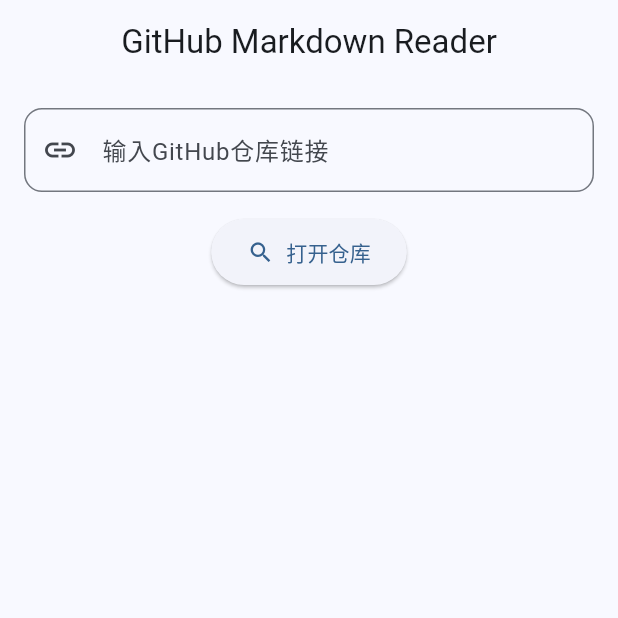
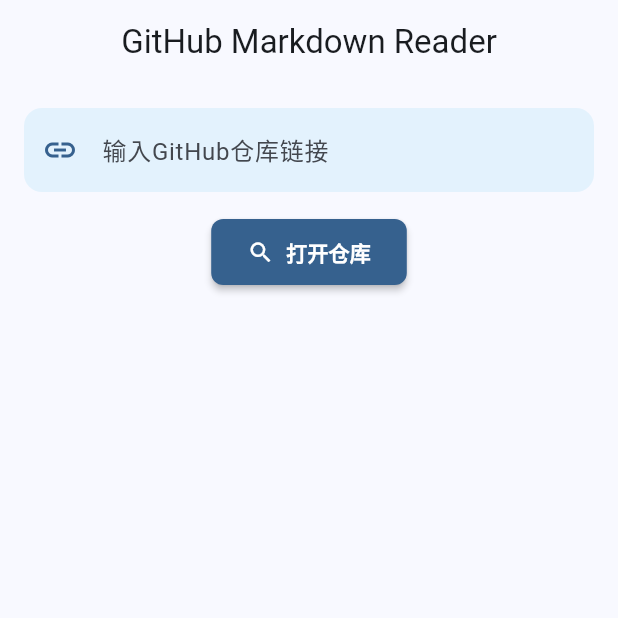
Before and after one commit to Bengerthelorf/gitmark, a Flutter app: the screen it shows after launch, on a phone screen of 412 x 824 dp, the top half of it. Run offline on Flutter 3.47's test engine with Material 3 defaults, Android fonts, the light colour scheme and no system bars; our stand-ins replace dio, flutter_markdown, shared_preferences; missing offline and left inert: flutter_math_fork, markdown.

Commit message:
more MD3 style

```diff
--- a/lib/app.dart
+++ b/lib/app.dart
@@ -13,7 +13,50 @@
           seedColor: Colors.blue,
           brightness: Brightness.light,
         ),
-        useMaterial3: true, // 使用Material Design 3
+        useMaterial3: true,
+        // 设置更统一的卡片样式
+        cardTheme: CardTheme(
+          elevation: 0,
+          shape: RoundedRectangleBorder(
+            borderRadius: BorderRadius.circular(16),
+          ),
+          clipBehavior: Clip.antiAlias,
+        ),
+        // 改进按钮样式
+        elevatedButtonTheme: ElevatedButtonThemeData(
+          style: ElevatedButton.styleFrom(
+            elevation: 0,
+            shape: RoundedRectangleBorder(
+              borderRadius: BorderRadius.circular(8),
+            ),
+          ),
+        ),
+        // 改进列表项样式
+        listTileTheme: const ListTileThemeData(
+          contentPadding: EdgeInsets.symmetric(horizontal: 16, vertical: 4),
+          minLeadingWidth: 24,
+          shape: RoundedRectangleBorder(
+            borderRadius: BorderRadius.all(Radius.circular(8)),
+          ),
+        ),
+        // 改进输入框样式
+        inputDecorationTheme: InputDecorationTheme(
+          filled: true,
+          fillColor: Colors.blue.shade50,
+          border: OutlineInputBorder(
+            borderRadius: BorderRadius.circular(12),
+            borderSide: BorderSide.none,
+          ),
+          focusedBorder: OutlineInputBorder(
+            borderRadius: BorderRadius.circular(12),
+            borderSide: BorderSide(color: Colors.blue),
+          ),
+          enabledBorder: OutlineInputBorder(
+            borderRadius: BorderRadius.circular(12),
+            borderSide: BorderSide.none,
+          ),
+          contentPadding: EdgeInsets.symmetric(horizontal: 16, vertical: 16),
+        ),
       ),
       darkTheme: ThemeData(
         colorScheme: ColorScheme.fromSeed(
@@ -21,6 +64,49 @@
           brightness: Brightness.dark,
         ),
         useMaterial3: true,
+        // 暗色主题也应用相同的样式
+        cardTheme: CardTheme(
+          elevation: 0,
+          shape: RoundedRectangleBorder(
+            borderRadius: BorderRadius.circular(16),
+          ),
+          clipBehavior: Clip.antiAlias,
+        ),
+        // 改进按钮样式
+        elevatedButtonTheme: ElevatedButtonThemeData(
+          style: ElevatedButton.styleFrom(
+            elevation: 0,
+            shape: RoundedRectangleBorder(
+              borderRadius: BorderRadius.circular(8),
+            ),
+          ),
+        ),
+        // 改进列表项样式
+        listTileTheme: const ListTileThemeData(
+          contentPadding: EdgeInsets.symmetric(horizontal: 16, vertical: 4),
+          minLeadingWidth: 24,
+          shape: RoundedRectangleBorder(
+            borderRadius: BorderRadius.all(Radius.circular(8)),
+          ),
+        ),
+        // 改进输入框样式
+        inputDecorationTheme: InputDecorationTheme(
+          filled: true,
+          fillColor: Colors.grey.shade900,
+          border: OutlineInputBorder(
+            borderRadius: BorderRadius.circular(12),
+            borderSide: BorderSide.none,
+          ),
+          focusedBorder: OutlineInputBorder(
+            borderRadius: BorderRadius.circular(12),
+            borderSide: BorderSide(color: Colors.blue),
+          ),
+          enabledBorder: OutlineInputBorder(
+            borderRadius: BorderRadius.circular(12),
+            borderSide: BorderSide.none,
+          ),
+          contentPadding: EdgeInsets.symmetric(horizontal: 16, vertical: 16),
+        ),
       ),
       themeMode: ThemeMode.system,
       home: const HomeView(),
--- a/lib/views/home_view.dart
+++ b/lib/views/home_view.dart
@@ -116,7 +116,8 @@
                       border: OutlineInputBorder(
                         borderRadius: BorderRadius.circular(12),
                       ),
-                      prefixIcon: const Icon(Icons.link),
+                      prefixIcon: Icon(Icons.link_outlined,
+                          color: Theme.of(context).colorScheme.primary),
                     ),
                     validator: (value) {
                       if (value == null || value.isEmpty) {
@@ -132,20 +133,36 @@
                   ElevatedButton.icon(
                     onPressed: _isLoading ? null : _loadRepository,
                     icon: _isLoading
-                        ? const SizedBox(
+                        ? SizedBox(
                             width: 20,
                             height: 20,
                             child: CircularProgressIndicator(
                               strokeWidth: 2,
+                              // 确保加载指示器颜色与文本颜色匹配
+                              color: Theme.of(context).colorScheme.onPrimary,
                             ),
                           )
-                        : const Icon(Icons.search),
-                    label: const Text('打开仓库'),
+                        : Icon(
+                            Icons.search_outlined,
+                            // 确保图标颜色与文本颜色匹配
+                            color: Theme.of(context).colorScheme.onPrimary,
+                          ),
+                    label: Text(
+                      '打开仓库',
+                      style: TextStyle(
+                        color: Theme.of(context).colorScheme.onPrimary,
+                        fontWeight: FontWeight.bold,
+                      ),
+                    ),
                     style: ElevatedButton.styleFrom(
+                      backgroundColor: Theme.of(context).colorScheme.primary,
+                      foregroundColor: Theme.of(context).colorScheme.onPrimary,
                       padding: const EdgeInsets.symmetric(
                         vertical: 12,
                         horizontal: 24,
                       ),
+                      // 添加一点视觉效果
+                      elevation: 2,
                     ),
                   ),
                 ],
@@ -174,8 +191,11 @@
                           repo.replaceFirst('https://github.com/', ''),
                           overflow: TextOverflow.ellipsis,
                         ),
-                        leading: const Icon(Icons.history),
-                        trailing: const Icon(Icons.arrow_forward_ios, size: 16),
+                        leading: Icon(Icons.history_outlined,
+                            color: Theme.of(context).colorScheme.secondary),
+                        trailing: Icon(Icons.arrow_forward_ios,
+                            size: 16,
+                            color: Theme.of(context).colorScheme.onSurfaceVariant),
                         onTap: () {
                           _urlController.text = repo;
                           _loadRepository();
--- a/lib/widgets/path_navigator.dart
+++ b/lib/widgets/path_navigator.dart
@@ -30,7 +30,7 @@
       child: Row(
         children: [
           IconButton(
-            icon: const Icon(Icons.home),
+            icon: const Icon(Icons.home_outlined),
             tooltip: '根目录',
             onPressed: path.isEmpty
                 ? null
@@ -38,7 +38,7 @@
           ),
           if (path.isNotEmpty)
             IconButton(
-              icon: const Icon(Icons.arrow_upward),
+              icon: const Icon(Icons.arrow_upward_outlined),
               tooltip: '上级目录',
               onPressed: onNavigateUp,
             ),
```
Also changed, not shown: lib/views/repository_view.dart (+6 -6 lines), lib/widgets/branch_selector.dart (+11 -6 lines).
